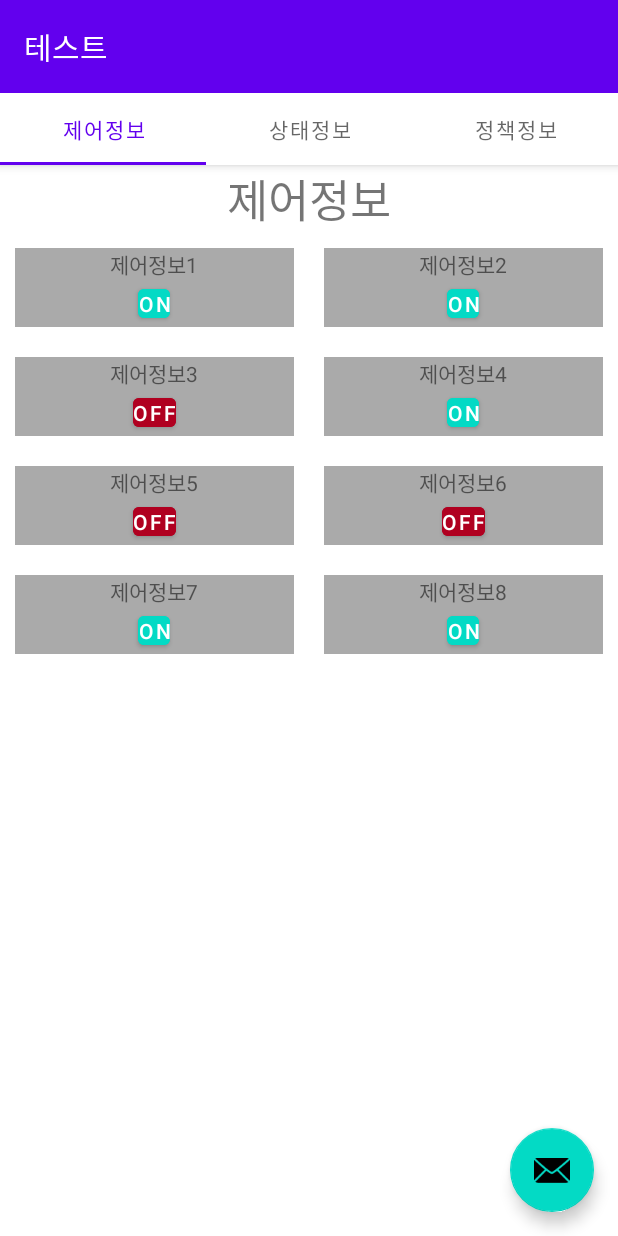
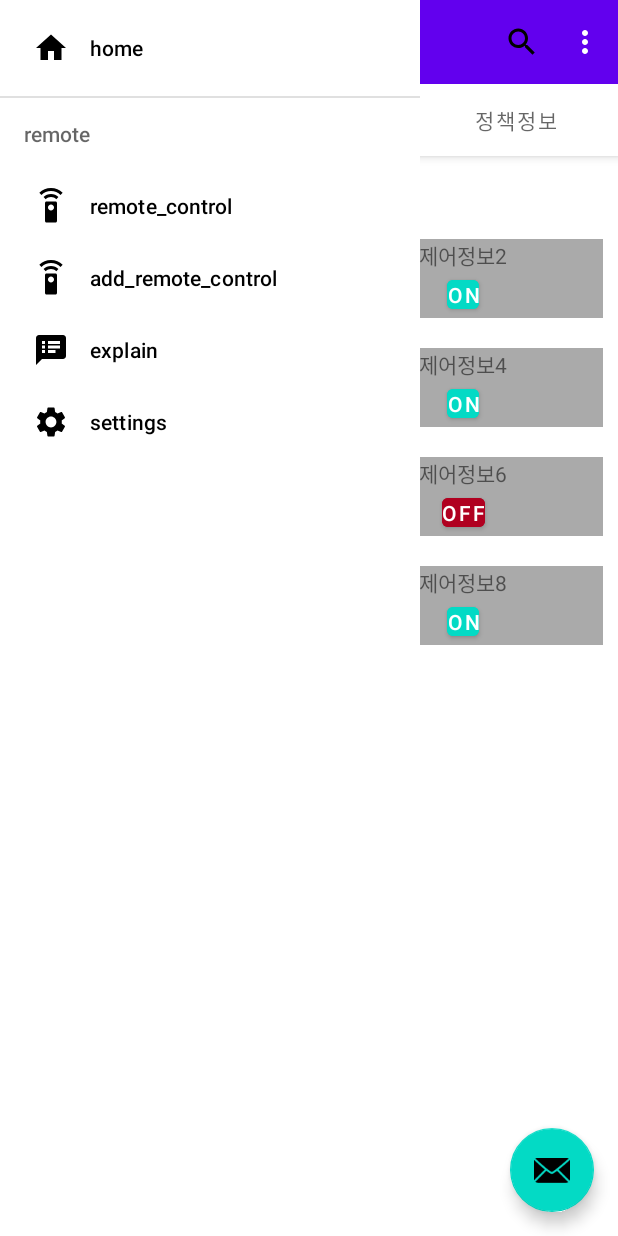
Before and after one commit to mkHwang124/android_sampleProject, an Android app: the MainActivity screen opened directly, with no data from a screen before it, on a phone screen of 412 x 824 dp. Run offline under Robolectric (Android 15) with nearby library versions, the phone set to English and light mode, and no system bars.

Commit message:
android-github test

```diff
--- a/app/src/main/java/com/example/myapplication/activity/MainActivity.java
+++ b/app/src/main/java/com/example/myapplication/activity/MainActivity.java
@@ -1,11 +1,20 @@
 package com.example.myapplication.activity;
 
 import android.os.Bundle;
+import android.view.Menu;
+import android.view.MenuInflater;
+import android.view.MenuItem;
 import android.view.View;
+import android.widget.Toast;
 
+import androidx.annotation.NonNull;
 import androidx.appcompat.app.AppCompatActivity;
+import androidx.appcompat.widget.Toolbar;
+import androidx.coordinatorlayout.widget.CoordinatorLayout;
+import androidx.drawerlayout.widget.DrawerLayout;
 import androidx.viewpager.widget.ViewPager;
 
+import com.example.myapplication.R;
 import com.example.myapplication.activity.ui.main.SectionsPagerAdapter;
 import com.example.myapplication.databinding.ActivityMainBinding;
 import com.google.android.material.floatingactionbutton.FloatingActionButton;
@@ -15,6 +24,7 @@ import com.google.android.material.tabs.TabLayout;
 public class MainActivity extends AppCompatActivity {
 
     private ActivityMainBinding binding;
+    private Toolbar myToolbar;
 
     @Override
     protected void onCreate(Bundle savedInstanceState) {
@@ -22,6 +32,9 @@ public class MainActivity extends AppCompatActivity {
 
         binding = ActivityMainBinding.inflate(getLayoutInflater());
         setContentView(binding.getRoot());
+
+        myToolbar = (Toolbar) findViewById(R.id.toolbar);
+        setSupportActionBar(myToolbar);
 
         SectionsPagerAdapter sectionsPagerAdapter = new SectionsPagerAdapter(this, getSupportFragmentManager());
         ViewPager viewPager = binding.viewPager;
@@ -38,4 +51,28 @@ public class MainActivity extends AppCompatActivity {
             }
         });
     }
+
+    @Override
+    public boolean onCreateOptionsMenu(Menu menu) {
+        MenuInflater menuInflater = getMenuInflater();
+        menuInflater.inflate(R.menu.menu, menu);
+        return true;
+    }
+
+    @Override
+    public boolean onOptionsItemSelected(@NonNull MenuItem item) {
+        switch (item.getItemId())
+        {
+            case R.id.menu_search:
+                Toast.makeText(this, "menu_search", Toast.LENGTH_SHORT).show();
+                break;
+            case R.id.menu_account:
+                Toast.makeText(this, "menu_account", Toast.LENGTH_SHORT).show();
+                break;
+            case R.id.menu_logout:
+                Toast.makeText(this, "menu_logout", Toast.LENGTH_SHORT).show();
+                break;
+        }
+        return super.onOptionsItemSelected(item);
+    }
 }
--- /dev/null
+++ b/app/src/main/res/drawable/ic_baseline_delete_24.xml
@@ -0,0 +1,5 @@
+<vector android:height="24dp" android:tint="#000000"
+    android:viewportHeight="24" android:viewportWidth="24"
+    android:width="24dp" xmlns:android="http://schemas.android.com/apk/res/android">
+    <path android:fillColor="@android:color/white" android:pathData="M6,19c0,1.1 0.9,2 2,2h8c1.1,0 2,-0.9 2,-2V7H6v12zM19,4h-3.5l-1,-1h-5l-1,1H5v2h14V4z"/>
+</vector>
--- /dev/null
+++ b/app/src/main/res/drawable/ic_baseline_home_24.xml
@@ -0,0 +1,5 @@
+<vector android:height="24dp" android:tint="#000000"
+    android:viewportHeight="24" android:viewportWidth="24"
+    android:width="24dp" xmlns:android="http://schemas.android.com/apk/res/android">
+    <path android:fillColor="@android:color/white" android:pathData="M10,20v-6h4v6h5v-8h3L12,3 2,12h3v8z"/>
+</vector>
--- /dev/null
+++ b/app/src/main/res/drawable/ic_baseline_login_24.xml
@@ -0,0 +1,5 @@
+<vector android:height="24dp" android:tint="#000000"
+    android:viewportHeight="24" android:viewportWidth="24"
+    android:width="24dp" xmlns:android="http://schemas.android.com/apk/res/android">
+    <path android:fillColor="@android:color/white" android:pathData="M11,7L9.6,8.4l2.6,2.6H2v2h10.2l-2.6,2.6L11,17l5,-5L11,7zM20,19h-8v2h8c1.1,0 2,-0.9 2,-2V5c0,-1.1 -0.9,-2 -2,-2h-8v2h8V19z"/>
+</vector>
--- /dev/null
+++ b/app/src/main/res/drawable/ic_baseline_search_24.xml
@@ -0,0 +1,5 @@
+<vector android:height="24dp" android:tint="#000000"
+    android:viewportHeight="24" android:viewportWidth="24"
+    android:width="24dp" xmlns:android="http://schemas.android.com/apk/res/android">
+    <path android:fillColor="@android:color/white" android:pathData="M15.5,14h-0.79l-0.28,-0.27C15.41,12.59 16,11.11 16,9.5 16,5.91 13.09,3 9.5,3S3,5.91 3,9.5 5.91,16 9.5,16c1.61,0 3.09,-0.59 4.23,-1.57l0.27,0.28v0.79l5,4.99L20.49,19l-4.99,-5zM9.5,14C7.01,14 5,11.99 5,9.5S7.01,5 9.5,5 14,7.01 14,9.5 11.99,14 9.5,14z"/>
+</vector>
--- /dev/null
+++ b/app/src/main/res/drawable/ic_baseline_settings_24.xml
@@ -0,0 +1,5 @@
+<vector android:height="24dp" android:tint="#000000"
+    android:viewportHeight="24" android:viewportWidth="24"
+    android:width="24dp" xmlns:android="http://schemas.android.com/apk/res/android">
+    <path android:fillColor="@android:color/white" android:pathData="M19.14,12.94c0.04,-0.3 0.06,-0.61 0.06,-0.94c0,-0.32 -0.02,-0.64 -0.07,-0.94l2.03,-1.58c0.18,-0.14 0.23,-0.41 0.12,-0.61l-1.92,-3.32c-0.12,-0.22 -0.37,-0.29 -0.59,-0.22l-2.39,0.96c-0.5,-0.38 -1.03,-0.7 -1.62,-0.94L14.4,2.81c-0.04,-0.24 -0.24,-0.41 -0.48,-0.41h-3.84c-0.24,0 -0.43,0.17 -0.47,0.41L9.25,5.35C8.66,5.59 8.12,5.92 7.63,6.29L5.24,5.33c-0.22,-0.08 -0.47,0 -0.59,0.22L2.74,8.87C2.62,9.08 2.66,9.34 2.86,9.48l2.03,1.58C4.84,11.36 4.8,11.69 4.8,12s0.02,0.64 0.07,0.94l-2.03,1.58c-0.18,0.14 -0.23,0.41 -0.12,0.61l1.92,3.32c0.12,0.22 0.37,0.29 0.59,0.22l2.39,-0.96c0.5,0.38 1.03,0.7 1.62,0.94l0.36,2.54c0.05,0.24 0.24,0.41 0.48,0.41h3.84c0.24,0 0.44,-0.17 0.47,-0.41l0.36,-2.54c0.59,-0.24 1.13,-0.56 1.62,-0.94l2.39,0.96c0.22,0.08 0.47,0 0.59,-0.22l1.92,-3.32c0.12,-0.22 0.07,-0.47 -0.12,-0.61L19.14,12.94zM12,15.6c-1.98,0 -3.6,-1.62 -3.6,-3.6s1.62,-3.6 3.6,-3.6s3.6,1.62 3.6,3.6S13.98,15.6 12,15.6z"/>
+</vector>
--- /dev/null
+++ b/app/src/main/res/drawable/ic_baseline_settings_remote_24.xml
@@ -0,0 +1,5 @@
+<vector android:height="24dp" android:tint="#000000"
+    android:viewportHeight="24" android:viewportWidth="24"
+    android:width="24dp" xmlns:android="http://schemas.android.com/apk/res/android">
+    <path android:fillColor="@android:color/white" android:pathData="M15,9L9,9c-0.55,0 -1,0.45 -1,1v12c0,0.55 0.45,1 1,1h6c0.55,0 1,-0.45 1,-1L16,10c0,-0.55 -0.45,-1 -1,-1zM12,15c-1.1,0 -2,-0.9 -2,-2s0.9,-2 2,-2 2,0.9 2,2 -0.9,2 -2,2zM7.05,6.05l1.41,1.41C9.37,6.56 10.62,6 12,6s2.63,0.56 3.54,1.46l1.41,-1.41C15.68,4.78 13.93,4 12,4s-3.68,0.78 -4.95,2.05zM12,0C8.96,0 6.21,1.23 4.22,3.22l1.41,1.41C7.26,3.01 9.51,2 12,2s4.74,1.01 6.36,2.64l1.41,-1.41C17.79,1.23 15.04,0 12,0z"/>
+</vector>
--- /dev/null
+++ b/app/src/main/res/drawable/ic_baseline_speaker_notes_24.xml
@@ -0,0 +1,5 @@
+<vector android:height="24dp" android:tint="#000000"
+    android:viewportHeight="24" android:viewportWidth="24"
+    android:width="24dp" xmlns:android="http://schemas.android.com/apk/res/android">
+    <path android:fillColor="@android:color/white" android:pathData="M20,2L4,2c-1.1,0 -1.99,0.9 -1.99,2L2,22l4,-4h14c1.1,0 2,-0.9 2,-2L22,4c0,-1.1 -0.9,-2 -2,-2zM8,14L6,14v-2h2v2zM8,11L6,11L6,9h2v2zM8,8L6,8L6,6h2v2zM15,14h-5v-2h5v2zM18,11h-8L10,9h8v2zM18,8h-8L10,6h8v2z"/>
+</vector>
--- a/app/src/main/res/layout/activity_main.xml
+++ b/app/src/main/res/layout/activity_main.xml
@@ -8,19 +8,18 @@
     tools:context=".activity.MainActivity">
 
     <com.google.android.material.appbar.AppBarLayout
+        android:id="@+id/appBar"
+        android:layout_width="match_parent"
         android:layout_height="wrap_content"
-        android:layout_width="match_parent"
         android:theme="@style/Theme.MyApplication.AppBarOverlay">
 
-        <TextView
-            android:id="@+id/title"
-            android:layout_width="wrap_content"
+        <androidx.appcompat.widget.Toolbar
+            android:id="@+id/toolbar"
+            android:layout_width="match_parent"
             android:layout_height="wrap_content"
-            android:gravity="center"
-            android:minHeight="?actionBarSize"
-            android:padding="@dimen/appbar_padding"
-            android:text="@string/app_name"
-            android:textAppearance="@style/TextAppearance.Widget.AppCompat.Toolbar.Title"/>
+            android:background="?attr/colorPrimary"
+            android:minHeight="?attr/actionBarSize"
+            android:theme="?attr/actionBarTheme" />
 
         <com.google.android.material.tabs.TabLayout
             android:id="@+id/tabs"
@@ -42,4 +41,10 @@
         android:layout_marginEnd="@dimen/fab_margin"
         android:layout_marginBottom="16dp"
         app:srcCompat="@android:drawable/ic_dialog_email" />
+
+    <com.google.android.material.navigation.NavigationView
+        android:layout_width="wrap_content"
+        android:layout_height="match_parent"
+        android:visibility="visible"
+        app:menu="@menu/nav_menu" />
 </androidx.coordinatorlayout.widget.CoordinatorLayout>
--- /dev/null
+++ b/app/src/main/res/menu/menu.xml
@@ -0,0 +1,22 @@
+<?xml version="1.0" encoding="utf-8"?>
+<menu xmlns:app="http://schemas.android.com/apk/res-auto"
+xmlns:android="http://schemas.android.com/apk/res/android">
+<item
+    android:id="@+id/menu_search"
+    android:icon="@drawable/ic_baseline_search_24"
+    android:orderInCategory="1"
+    android:title="serchMenu"
+    app:showAsAction="always" />
+<item
+    android:id="@+id/menu_account"
+    android:icon="@drawable/ic_baseline_login_24"
+    android:orderInCategory="1"
+    android:title="account"
+    app:showAsAction="never" />
+<item
+    android:id="@+id/menu_logout"
+    android:icon="@drawable/ic_baseline_delete_24"
+    android:orderInCategory="1"
+    android:title="logout"
+    app:showAsAction="never" />
+</menu>
--- /dev/null
+++ b/app/src/main/res/menu/nav_menu.xml
@@ -0,0 +1,31 @@
+<?xml version="1.0" encoding="utf-8"?>
+<menu xmlns:android="http://schemas.android.com/apk/res/android">
+
+    <item
+        android:id="@+id/nav_home"
+        android:icon="@drawable/ic_baseline_home_24"
+        android:title="home" />
+
+    <item android:title="remote">
+        <menu>
+            <item
+                android:id="@+id/nav_remote"
+                android:icon="@drawable/ic_baseline_settings_remote_24"
+                android:title="remote_control"/>
+            <item
+                android:id="@+id/nav_addremote"
+                android:icon="@drawable/ic_baseline_settings_remote_24"
+                android:title="add_remote_control"/>
+        </menu>
+    </item>
+
+    <item
+        android:id="@+id/nav_explain"
+        android:icon="@drawable/ic_baseline_speaker_notes_24"
+        android:title="explain" />
+
+    <item
+        android:id="@+id/nav_settings"
+        android:icon="@drawable/ic_baseline_settings_24"
+        android:title="settings" />
+</menu>
--- a/app/src/main/res/values-night/themes.xml
+++ b/app/src/main/res/values-night/themes.xml
@@ -1,6 +1,6 @@
 <resources xmlns:tools="http://schemas.android.com/tools">
     <!-- Base application theme. -->
-    <style name="Theme.MyApplication" parent="Theme.MaterialComponents.DayNight.DarkActionBar">
+    <style name="Theme.MyApplication" parent="Theme.MaterialComponents.DayNight.NoActionBar">
         <!-- Primary brand color. -->
         <item name="colorPrimary">@color/purple_200</item>
         <item name="colorPrimaryVariant">@color/purple_700</item>
--- a/app/src/main/res/values/strings.xml
+++ b/app/src/main/res/values/strings.xml
@@ -1,6 +1,6 @@
 <resources>
-    <string name="app_name">테스트</string>
-    <string name="title_activity_main">MainActivity</string>
+    <string name="app_name"></string>
+    <string name="title_activity_main"></string>
     <string name="tab_text_1">제어정보</string>
     <string name="tab_text_2">상태정보</string>
     <string name="tab_text_3">정책정보</string>
--- a/app/src/main/res/values/themes.xml
+++ b/app/src/main/res/values/themes.xml
@@ -1,6 +1,6 @@
 <resources xmlns:tools="http://schemas.android.com/tools">
     <!-- Base application theme. -->
-    <style name="Theme.MyApplication" parent="Theme.MaterialComponents.DayNight.DarkActionBar">
+    <style name="Theme.MyApplication" parent="Theme.MaterialComponents.DayNight.NoActionBar">
         <!-- Primary brand color. -->
         <item name="colorPrimary">@color/purple_500</item>
         <item name="colorPrimaryVariant">@color/purple_700</item>
```
